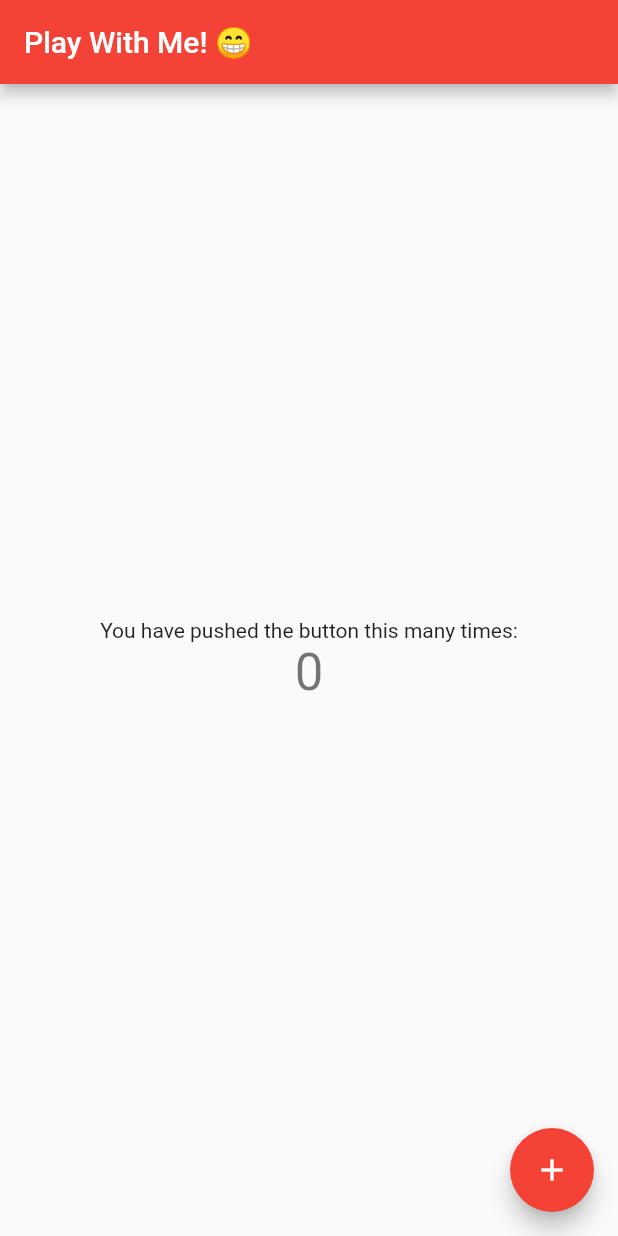
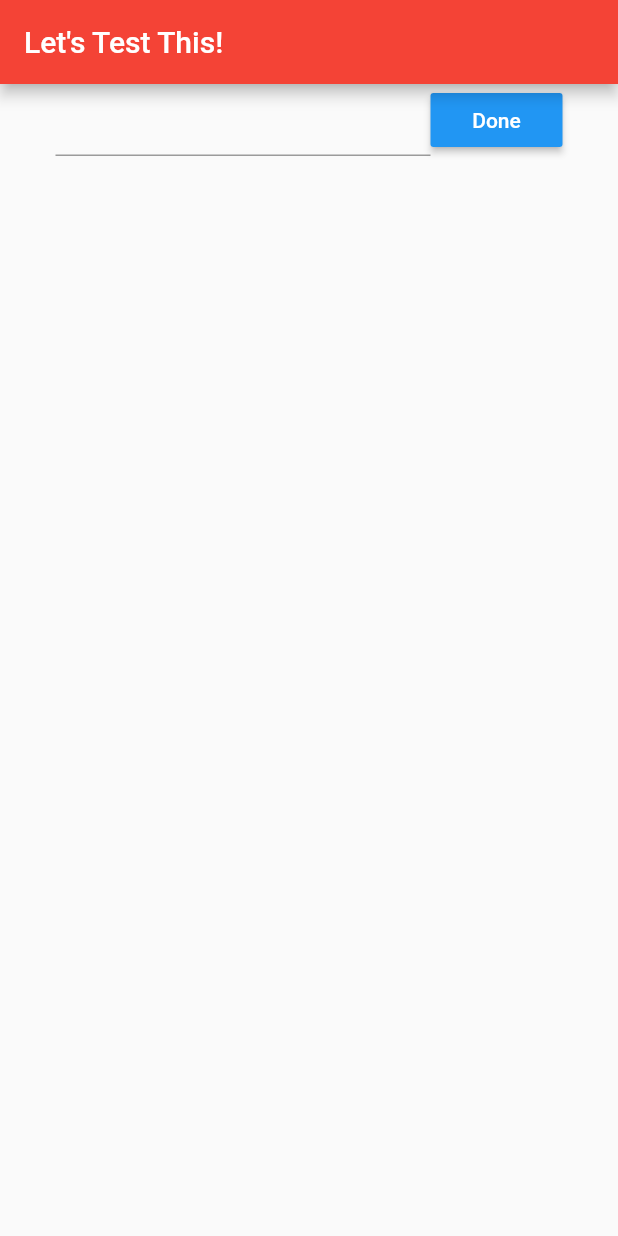
Before and after one commit to a-oboh/bored-flutter, a Flutter app: the screen it shows after launch, on a phone screen of 412 x 824 dp. Run offline on Flutter 3.47's test engine with Material 2 defaults, Android fonts, the phone set to English and light mode, and no system bars.

Commit message:
widget test article

```diff
--- a/lib/main.dart
+++ b/lib/main.dart
@@ -1,17 +1,17 @@
 import 'dart:async';
 import 'package:flutter/material.dart';
 
-void main() => runApp(new MyApp());
+void main() => runApp(MyApp());
 
 class MyApp extends StatelessWidget {
   @override
   Widget build(BuildContext context) {
-    return new MaterialApp(
+    return MaterialApp(
       title: 'Flutter Demo',
-      theme: new ThemeData(
+      theme: ThemeData(
         primarySwatch: Colors.red,
       ),
-      home: new MyHomePage(title: 'Play With Me! 😁'),
+      home: MyHomePage(title: 'Play With Me! 😁'),
     );
   }
 }
@@ -21,72 +21,57 @@ class MyHomePage extends StatefulWidget {
   final String title;
 
   @override
-  _MyHomePageState createState() => new _MyHomePageState();
+  _MyHomePageState createState() => _MyHomePageState();
 }
 
 class _MyHomePageState extends State<MyHomePage> {
-  @override
-  void initState() {
-    super.initState();
-    final StreamController ctrl = StreamController();
-
-
-    // Initialize a listener that prints the data
-    ctrl.stream.listen((data) {
-      print("recieved data: $data");
-    }, onDone: () {
-      print("Stream done");
-    }, onError: () {
-      print("Error occured");
-    });
-
-    // We here add the data that will flow inside the stream
-    ctrl.sink.add('my name');
-    ctrl.sink.add(1234);
-    ctrl.sink.add({'a': 'element A', 'b': 'element B'});
-    ctrl.sink.add(123.45);
-
-    // Close the StreamController when finished
-    ctrl.close();
-  }
-
-  Future<String> inputData() async {
-    print("Fetched Data");
-    return "This a test data";
-  }
-
-  int _counter = 0;
-
-  void _incrementCounter() {
-    setState(() {
-      _counter++;
-    });
-  }
+  TextEditingController input = TextEditingController();
+  String text = '';
 
   @override
   Widget build(BuildContext context) {
-    return new Scaffold(
-      appBar: new AppBar(
-        title: new Text(widget.title),
+    return Scaffold(
+      appBar: AppBar(
+        title: Text("Let's Test This!"),
       ),
-      body: new Center(
-        child: new Column(
+      body: Center(
+        child: Container(
+          child: Column(
+            children: <Widget>[
+              Row(
                 mainAxisAlignment: MainAxisAlignment.center,
                 children: <Widget>[
-            new Text(
-              'You have pushed the button this many times:',
+                  Container(
+                    width: 250,
+                    child: TextField(
+                      key: Key('textfield'),
+                      controller: input,
                     ),
-            new Text(
-              '$_counter',
-              style: Theme.of(context).textTheme.display1,
+                  ),
+                  RaisedButton(
+                    child: Text('Done'),
+                    onPressed: () {
+                      setState(() {
+                        text = input.text;
+                      });
+                    },
+                    color: Colors.blue,
+                    textColor: Colors.white,
+                  )
+                ],
+              ),
+              SizedBox(
+                height: 70,
+              ),
+              Text(
+                text,
+                style: TextStyle(
+                  fontSize: 20,
+                ),
               ),
             ],
           ),
         ),
-      floatingActionButton: new FloatingActionButton(
-        onPressed: _incrementCounter,
-        tooltip: 'Increment',
-        child: new Icon(Icons.add),
       ),
     );
   }
```
Also changed, not shown: pubspec.lock, 3 other files. Lines whose indentation alone changed are shown as unchanged.
